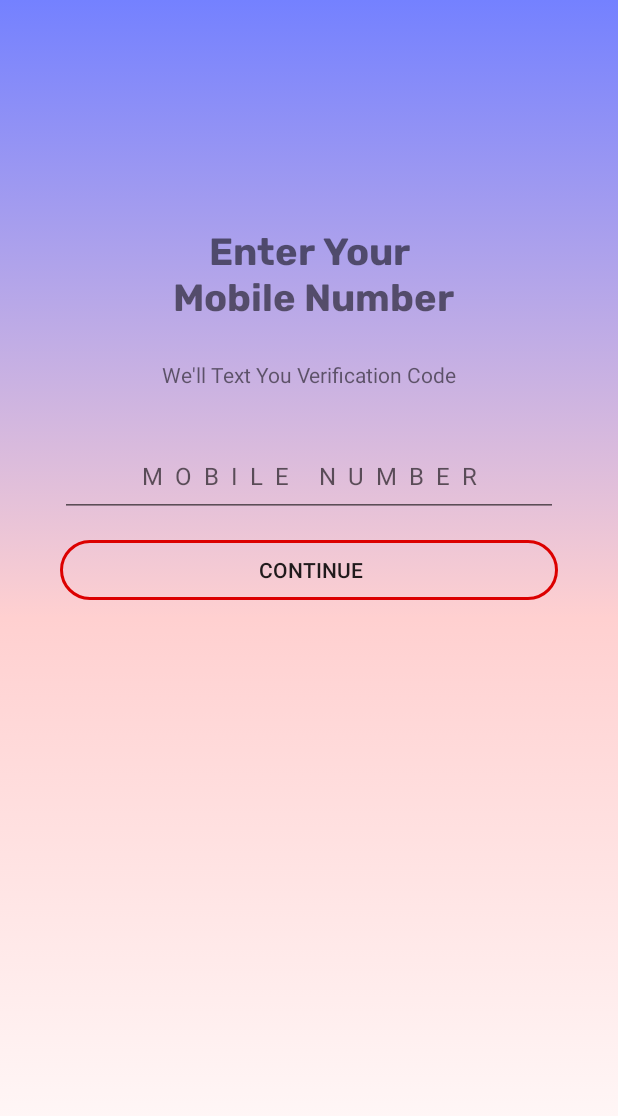
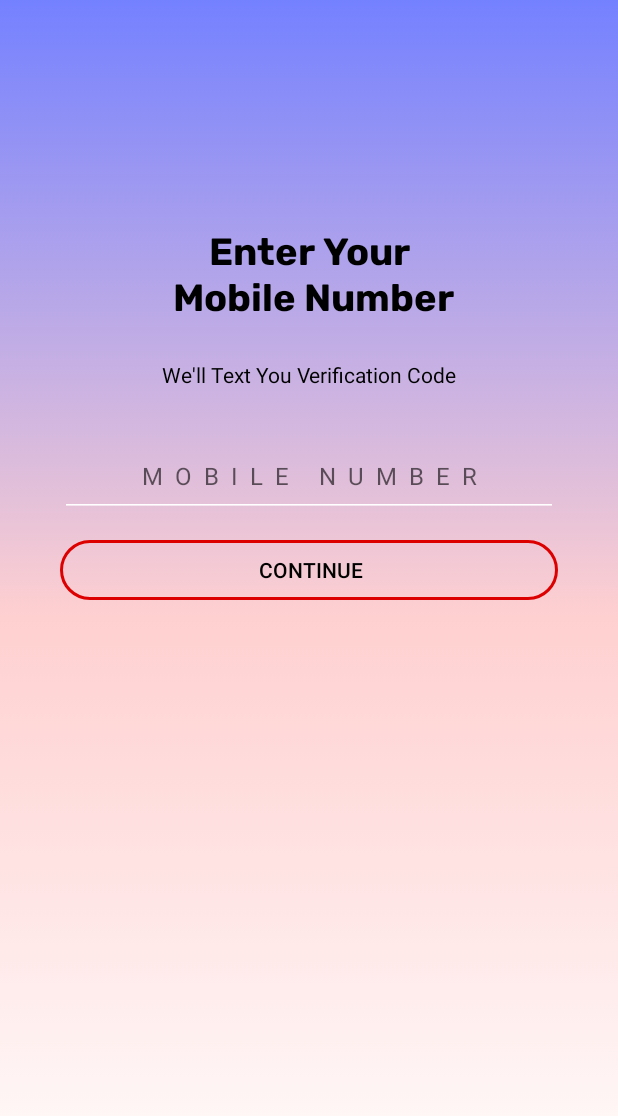
Before and after one commit to Priyanshu-2001/Mr_Guard, an Android app: the OtpFragment screen opened through its navigation route, on a phone screen of 412 x 824 dp. Shown: the top 1116 px of the screen. Run offline under Robolectric (Android 15) with nearby library versions, the phone set to English and light mode, and no system bars; our stand-ins replace data binding; 3 statements that could not run were skipped.

Commit message:
just added layout file for otp verification with some resources

```diff
--- a/app/src/main/res/layout/fragment_otp_fragment.xml
+++ b/app/src/main/res/layout/fragment_otp_fragment.xml
@@ -47,6 +47,7 @@
             android:hint="MOBILE NUMBER"
             android:inputType="phone"
             android:letterSpacing="0.5"
+            android:backgroundTint="@color/white"
             android:paddingHorizontal="20dp"
             android:paddingVertical="10dp"
             android:textAlignment="center"
--- a/app/src/main/res/values-night/themes.xml
+++ b/app/src/main/res/values-night/themes.xml
@@ -4,13 +4,16 @@
         <!-- Primary brand color. -->
         <item name="colorPrimary">@color/purple_200</item>
         <item name="colorPrimaryVariant">#7481FF</item>
-        <item name="colorOnPrimary">@color/black</item>
+        <item name="colorOnPrimary">@color/white</item>
         <!-- Secondary brand color. -->
-        <item name="colorSecondary">@color/teal_200</item>
-        <item name="colorSecondaryVariant">@color/teal_200</item>
+        <item name="colorSecondary">@color/black</item>
+        <item name="colorSecondaryVariant">@color/black</item>
         <item name="colorOnSecondary">@color/black</item>
         <!-- Status bar color. -->
         <item name="android:statusBarColor" tools:targetApi="l">?attr/colorPrimaryVariant</item>
         <!-- Customize your theme here. -->
+        <item name="android:textColor">@color/black</item>
+        <item name="android:editTextColor">@color/black</item>
+        <item name="android:textColorHint">@color/black</item>
     </style>
 </resources>
--- a/app/src/main/res/values/themes.xml
+++ b/app/src/main/res/values/themes.xml
@@ -6,11 +6,13 @@
         <item name="colorPrimaryVariant">#7481FF</item>
         <item name="colorOnPrimary">@color/white</item>
         <!-- Secondary brand color. -->
-        <item name="colorSecondary">@color/teal_200</item>
-        <item name="colorSecondaryVariant">@color/teal_700</item>
+        <item name="colorSecondary">@color/black</item>
+        <item name="colorSecondaryVariant">@color/black</item>
         <item name="colorOnSecondary">@color/black</item>
         <!-- Status bar color. -->
         <item name="android:statusBarColor" tools:targetApi="l">?attr/colorPrimaryVariant</item>
         <!-- Customize your theme here. -->
+        <item name="android:textColor">@color/black</item>
+        <item name="hintTextColor">@color/black</item>
     </style>
 </resources>
```
